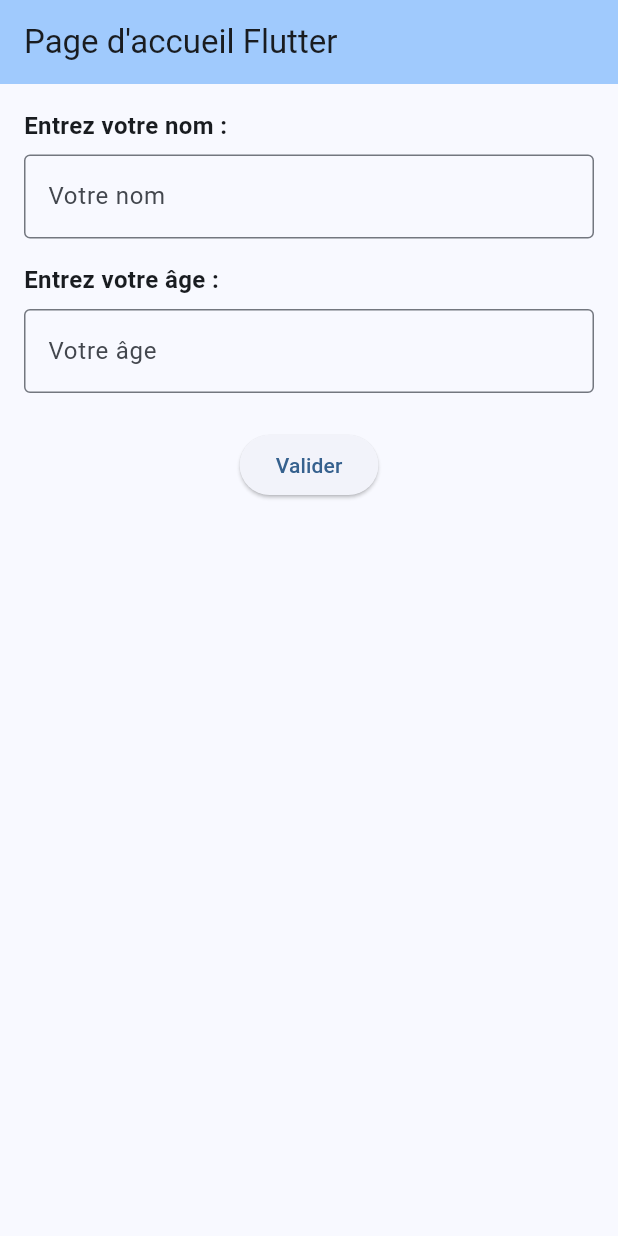
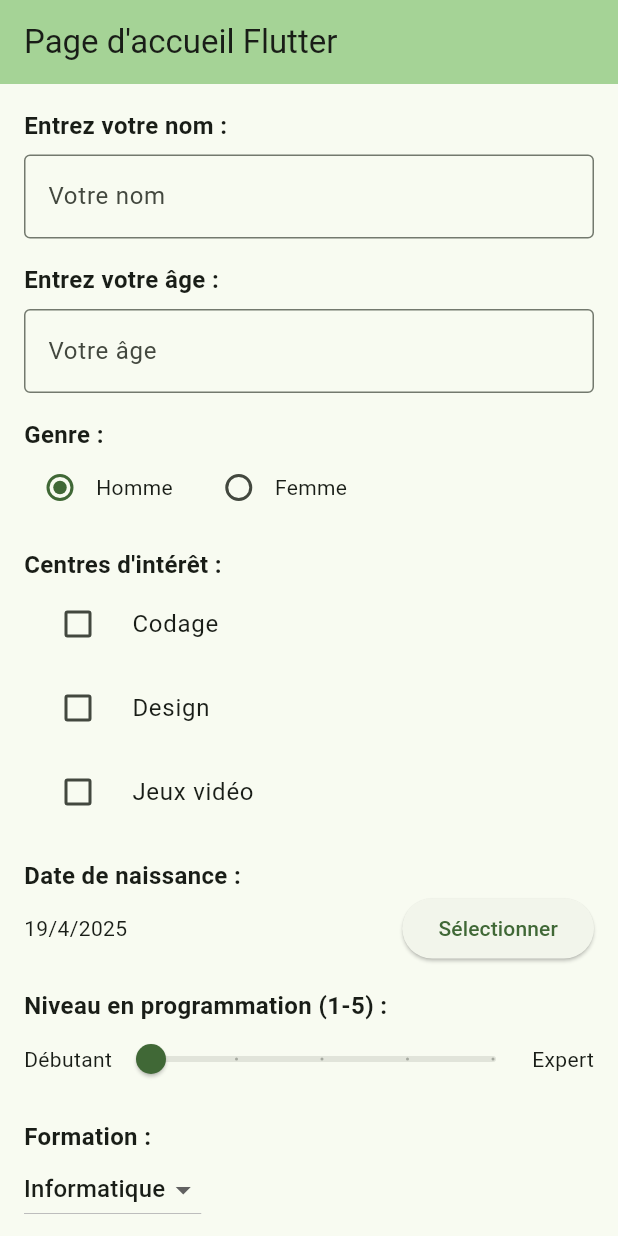
Before and after one commit to AnassLoriga/flutter_basic, a Flutter app: the screen it shows after launch, on a phone screen of 412 x 824 dp. Run offline on Flutter 3.47's test engine with Material 3 defaults, Android fonts, the phone set to English and light mode, and no system bars.

Commit message:
part 2 Ajouté

```diff
--- a/lib/main.dart
+++ b/lib/main.dart
@@ -13,7 +13,7 @@ class MyApp extends StatelessWidget {
       debugShowCheckedModeBanner: false,
       title: 'Mon Application Flutter',
       theme: ThemeData(
-        colorScheme: ColorScheme.fromSeed(seedColor: Colors.blue),
+        colorScheme: ColorScheme.fromSeed(seedColor: Color(0xFF00A000)), // Vert personnalisé
         useMaterial3: true,
       ),
       home: const MyHomePage(title: 'Page d\'accueil Flutter'),
@@ -23,7 +23,6 @@ class MyApp extends StatelessWidget {
 
 class MyHomePage extends StatefulWidget {
   const MyHomePage({super.key, required this.title});
-
   final String title;
 
   @override
@@ -34,11 +33,34 @@ class _MyHomePageState extends State<MyHomePage> {
   final TextEditingController _nomController = TextEditingController();
   final TextEditingController _ageController = TextEditingController();
 
+  String _genre = 'Homme';
+  bool _codage = false;
+  bool _design = false;
+  bool _gaming = false;
+  DateTime _selectedDate = DateTime.now();
+  double _competenceLevel = 1.0;
+  String _formation = 'Informatique';
+  bool _notifications = false;
+
   @override
   void dispose() {
     _nomController.dispose();
     _ageController.dispose();
     super.dispose();
+  }
+
+  Future<void> _selectDate(BuildContext context) async {
+    final DateTime? picked = await showDatePicker(
+      context: context,
+      initialDate: _selectedDate,
+      firstDate: DateTime(1900),
+      lastDate: DateTime.now(),
+    );
+    if (picked != null && picked != _selectedDate) {
+      setState(() {
+        _selectedDate = picked;
+      });
+    }
   }
 
   @override
@@ -48,51 +70,156 @@ class _MyHomePageState extends State<MyHomePage> {
         title: Text(widget.title),
         backgroundColor: Theme.of(context).colorScheme.inversePrimary,
       ),
-      body: Padding(
+      body: SingleChildScrollView(
         padding: const EdgeInsets.all(16.0),
         child: Column(
           crossAxisAlignment: CrossAxisAlignment.start,
           children: [
-            Text(
-              'Entrez votre nom :',
-              style: TextStyle(fontSize: 16, fontWeight: FontWeight.bold),
-            ),
+            Text('Entrez votre nom :', style: TextStyle(fontSize: 16, fontWeight: FontWeight.bold)),
             SizedBox(height: 8),
             TextField(
               controller: _nomController,
-              decoration: InputDecoration(
-                border: OutlineInputBorder(),
-                hintText: 'Votre nom',
-              ),
+              decoration: InputDecoration(border: OutlineInputBorder(), hintText: 'Votre nom'),
             ),
             SizedBox(height: 16),
-            Text(
-              'Entrez votre âge :',
-              style: TextStyle(fontSize: 16, fontWeight: FontWeight.bold),
-            ),
+            Text('Entrez votre âge :', style: TextStyle(fontSize: 16, fontWeight: FontWeight.bold)),
             SizedBox(height: 8),
             TextField(
               controller: _ageController,
               keyboardType: TextInputType.number,
-              decoration: InputDecoration(
-                border: OutlineInputBorder(),
-                hintText: 'Votre âge',
-              ),
+              decoration: InputDecoration(border: OutlineInputBorder(), hintText: 'Votre âge'),
+            ),
+            SizedBox(height: 16),
+            Text('Genre :', style: TextStyle(fontSize: 16, fontWeight: FontWeight.bold)),
+            Row(
+              children: [
+                Radio<String>(
+                  value: 'Homme',
+                  groupValue: _genre,
+                  onChanged: (value) => setState(() => _genre = value!),
+                ),
+                Text('Homme'),
+                SizedBox(width: 20),
+                Radio<String>(
+                  value: 'Femme',
+                  groupValue: _genre,
+                  onChanged: (value) => setState(() => _genre = value!),
+                ),
+                Text('Femme'),
+              ],
+            ),
+            SizedBox(height: 16),
+            Text('Centres d\'intérêt :', style: TextStyle(fontSize: 16, fontWeight: FontWeight.bold)),
+            CheckboxListTile(
+              title: Text('Codage'),
+              value: _codage,
+              onChanged: (value) => setState(() => _codage = value!),
+              controlAffinity: ListTileControlAffinity.leading,
+            ),
+            CheckboxListTile(
+              title: Text('Design'),
+              value: _design,
+              onChanged: (value) => setState(() => _design = value!),
+              controlAffinity: ListTileControlAffinity.leading,
+            ),
+            CheckboxListTile(
+              title: Text('Jeux vidéo'),
+              value: _gaming,
+              onChanged: (value) => setState(() => _gaming = value!),
+              controlAffinity: ListTileControlAffinity.leading,
+            ),
+            SizedBox(height: 16),
+            Text('Date de naissance :', style: TextStyle(fontSize: 16, fontWeight: FontWeight.bold)),
+            Row(
+              children: [
+                Text("${_selectedDate.day}/${_selectedDate.month}/${_selectedDate.year}"),
+                Spacer(),
+                ElevatedButton(
+                  onPressed: () => _selectDate(context),
+                  child: Text('Sélectionner'),
+                ),
+              ],
+            ),
+            SizedBox(height: 16),
+            Text('Niveau en programmation (1-5) :', style: TextStyle(fontSize: 16, fontWeight: FontWeight.bold)),
+            Row(
+              children: [
+                Text('Débutant'),
+                Expanded(
+                  child: Slider(
+                    value: _competenceLevel,
+                    min: 1.0,
+                    max: 5.0,
+                    divisions: 4,
+                    label: _competenceLevel.round().toString(),
+                    onChanged: (value) => setState(() => _competenceLevel = value),
+                  ),
+                ),
+                Text('Expert'),
+              ],
+            ),
+            SizedBox(height: 16),
+            Text('Formation :', style: TextStyle(fontSize: 16, fontWeight: FontWeight.bold)),
+            DropdownButton<String>(
+              value: _formation,
+              onChanged: (value) => setState(() => _formation = value!),
+              items: ['Informatique', 'Design', 'Marketing', 'Gestion']
+                  .map((value) => DropdownMenuItem<String>(value: value, child: Text(value)))
+                  .toList(),
+            ),
+            SizedBox(height: 16),
+            Row(
+              mainAxisAlignment: MainAxisAlignment.spaceBetween,
+              children: [
+                Text('Recevoir des notifications :', style: TextStyle(fontSize: 16)),
+                Switch(
+                  value: _notifications,
+                  onChanged: (value) => setState(() => _notifications = value),
+                ),
+              ],
             ),
             SizedBox(height: 24),
             Center(
               child: ElevatedButton(
                 onPressed: () {
-                  String nom = _nomController.text;
-                  String age = _ageController.text;
+                  String nom = _nomController.text.trim();
+                  String age = _ageController.text.trim();
 
-                  ScaffoldMessenger.of(context).showSnackBar(
-                    SnackBar(
-                      content: Text('Bonjour $nom, vous avez $age ans.'),
+                  if (nom.isEmpty || age.isEmpty || int.tryParse(age) == null || int.parse(age) <= 0) {
+                    ScaffoldMessenger.of(context).showSnackBar(
+                      SnackBar(content: Text('Veuillez entrer un nom et un âge valide.')),
+                    );
+                    return;
+                  }
+
+                  String message = 'Profil : $nom, $age ans, $_genre\n';
+                  message += 'Formation : $_formation\n';
+                  message += 'Date de naissance : ${_selectedDate.day}/${_selectedDate.month}/${_selectedDate.year}\n';
+                  message += 'Niveau : ${_competenceLevel.round()}/5\n';
+                  message += 'Intérêts : ';
+                  if (_codage) message += 'Codage, ';
+                  if (_design) message += 'Design, ';
+                  if (_gaming) message += 'Jeux vidéo, ';
+                  message += '\nNotifications : ${_notifications ? "Oui" : "Non"}';
+
+                  showDialog(
+                    context: context,
+                    builder: (context) => AlertDialog(
+                      title: Text('Profil complet'),
+                      content: Text(message),
+                      actions: [
+                        TextButton(
+                          onPressed: () => Navigator.pop(context),
+                          child: Text('Fermer'),
+                        ),
+                      ],
                     ),
                   );
                 },
-                child: Text('Valider'),
+                child: Text('Valider le formulaire'),
+                style: ElevatedButton.styleFrom(
+                  padding: EdgeInsets.symmetric(horizontal: 30, vertical: 15),
+                ),
               ),
             ),
           ],
```
